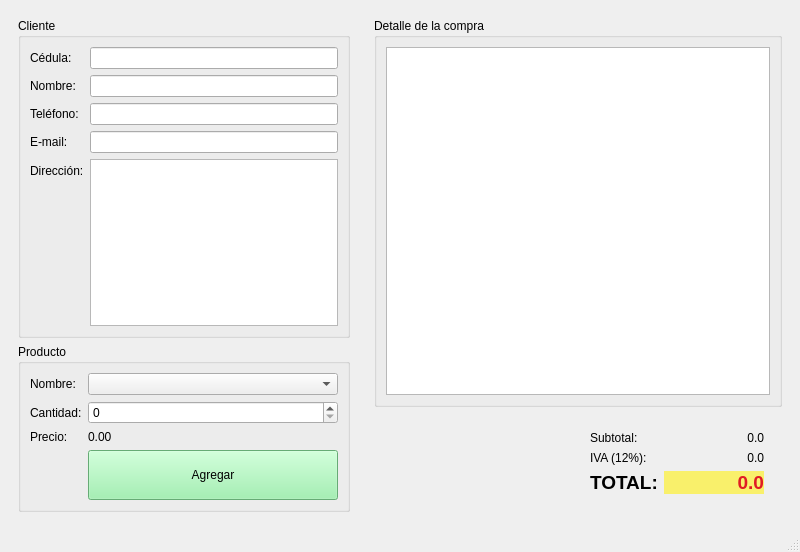
Before: the Qt Designer form tienda.ui in Stemateo03/P60-Tienda, drawn with Qt 5.
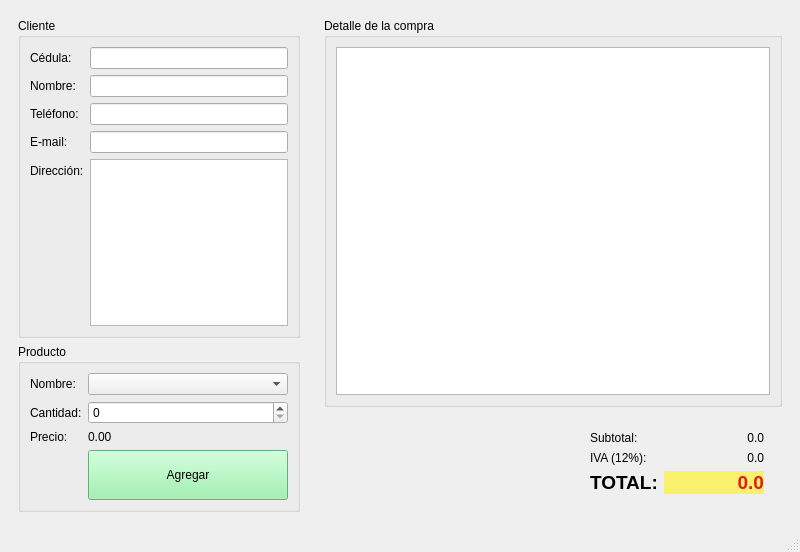
After: the same form once the commit is applied.

Commit message: Agregar productos y calculos

What changed in the file:
```diff
--- a/tienda.ui
+++ b/tienda.ui
@@ -25,7 +25,7 @@
       </property>
       <property name="maximumSize">
        <size>
-        <width>350</width>
+        <width>300</width>
         <height>16777215</height>
        </size>
       </property>
```
The commit also changes 2 other files.
